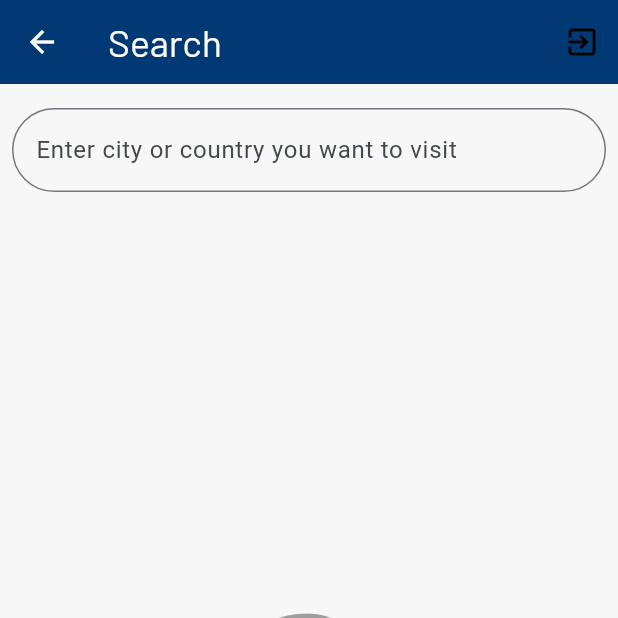
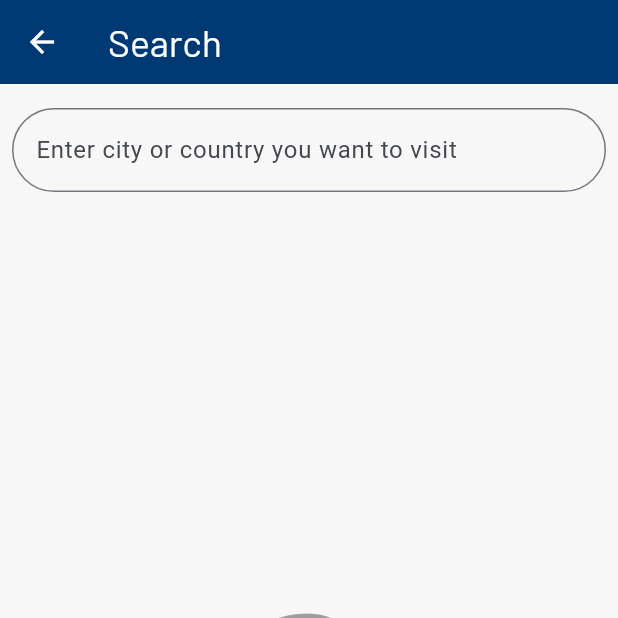
Before and after one commit to Sofiia13/travel_app, a Flutter app: the TabsScreen screen opened directly with empty values, item 2 of the bottom bar chosen, on a phone screen of 412 x 824 dp, the top half of it. Run offline on Flutter 3.47's test engine with Material 3 defaults, Android fonts, the phone set to English and light mode, and no system bars; our stand-ins replace firebase_auth, firebase_core, firebase_database, flutter_chat_types, flutter_chat_ui, flutter_map and 6 more; missing offline and left inert: googleapis; accounts and stored records are empty; network calls fail.

Commit message:
Moved SignOut button to drawer

```diff
--- a/lib/screens/tabs.dart
+++ b/lib/screens/tabs.dart
@@ -39,14 +39,6 @@ class _TabsScreenState extends State<TabsScreen> {
     );
   }
 
-  void signOut(GoogleCalendarService calendarService) async {
-    await calendarService.signOut();
-    print('Google Calendar signed out.');
-
-    await FirebaseAuth.instance.signOut();
-    _goToLoginPage(context);
-  }
-
   @override
   Widget build(BuildContext context) {
     Widget activePage;
@@ -81,17 +73,6 @@ class _TabsScreenState extends State<TabsScreen> {
     return Scaffold(
       appBar: AppBar(
         title: Text(activePageTitle),
-        actions: <Widget>[
-          IconButton(
-            icon: const Icon(
-              Icons.exit_to_app,
-              color: Colors.black,
-            ),
-            onPressed: () {
-              signOut(calendarService);
-            },
-          ),
-        ],
       ),
       body: activePage,
       bottomNavigationBar: BottomNavigationBar(
```
Also changed, not shown: lib/screens/create_journey.dart (+27 -0 lines).
